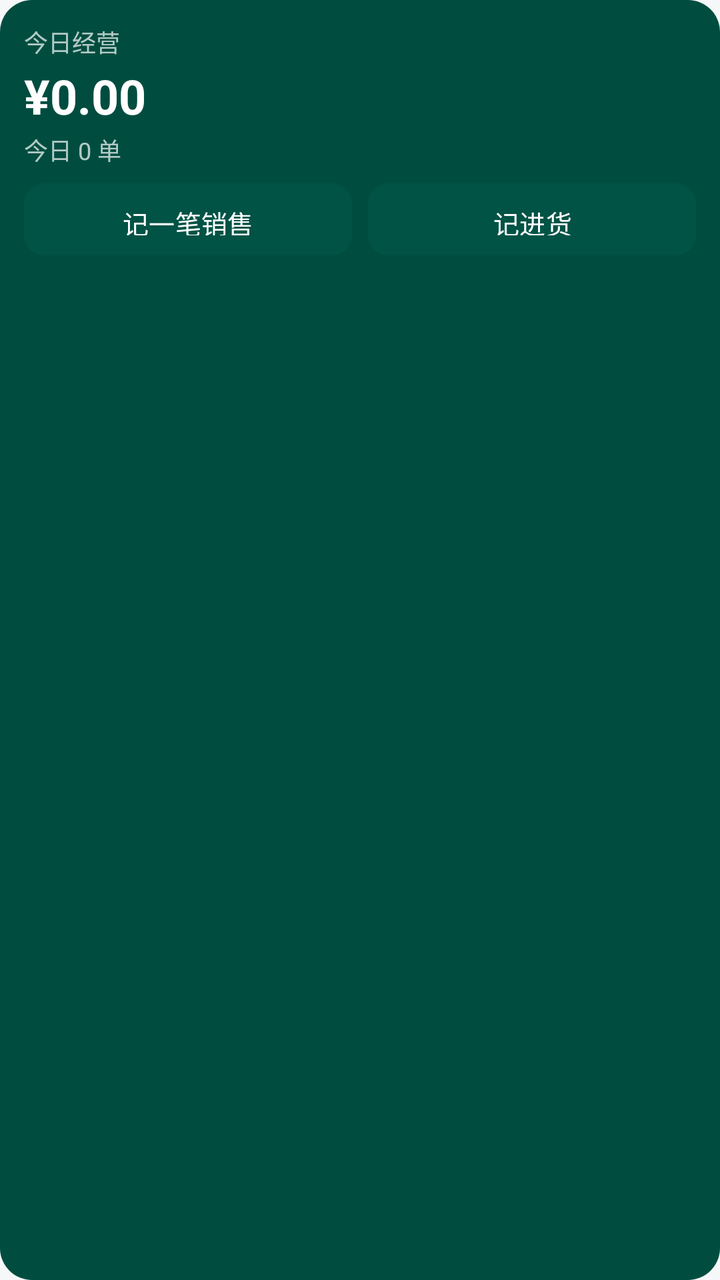
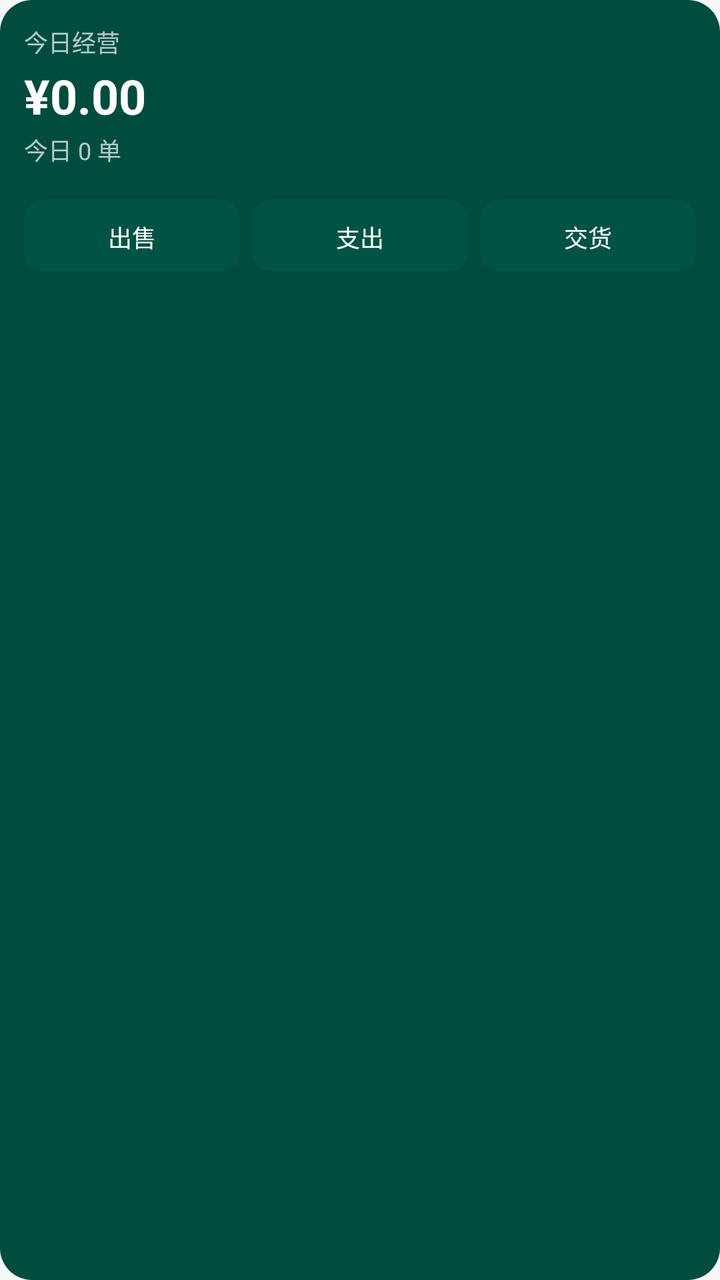

Screens rendered from an Android XML layout before and after an edit, with the pre-edit source and the edit as a unified diff.
<!-- AndroidManifest.xml: application theme Theme.Accounting -->
<!-- res/layout/widget_today.xml -->
<?xml version="1.0" encoding="utf-8"?>
<LinearLayout xmlns:android="http://schemas.android.com/apk/res/android"
    android:layout_width="match_parent"
    android:layout_height="match_parent"
    android:orientation="vertical"
    android:background="@drawable/widget_bg"
    android:padding="12dp">

    <TextView
        android:layout_width="wrap_content"
        android:layout_height="wrap_content"
        android:text="@string/widget_today_label"
        android:textColor="#B3FFFFFF"
        android:textSize="12sp" />

    <TextView
        android:id="@+id/widget_sales_total"
        android:layout_width="wrap_content"
        android:layout_height="wrap_content"
        android:layout_marginTop="2dp"
        android:text="¥0.00"
        android:textColor="#FFFFFF"
        android:textSize="24sp"
        android:textStyle="bold" />

    <TextView
        android:id="@+id/widget_sale_count"
        android:layout_width="wrap_content"
        android:layout_height="wrap_content"
        android:layout_marginTop="2dp"
        android:text="@string/widget_zero_count"
        android:textColor="#B3FFFFFF"
        android:textSize="12sp" />

    <LinearLayout
        android:layout_width="match_parent"
        android:layout_height="wrap_content"
        android:layout_marginTop="8dp"
        android:orientation="horizontal">

        <Button
            android:id="@+id/widget_btn_sale"
            android:layout_width="0dp"
            android:layout_height="36dp"
            android:layout_weight="1"
            android:layout_marginEnd="4dp"
            android:background="@drawable/widget_btn"
            android:text="@string/btn_record_sale"
            android:textColor="#FFFFFF"
            android:textSize="13sp" />

        <Button
            android:id="@+id/widget_btn_purchase"
            android:layout_width="0dp"
            android:layout_height="36dp"
            android:layout_weight="1"
            android:layout_marginStart="4dp"
            android:background="@drawable/widget_btn"
            android:text="@string/btn_record_purchase"
            android:textColor="#FFFFFF"
            android:textSize="13sp" />
    </LinearLayout>
</LinearLayout>
<!-- resources referenced by this layout -->
<resources>
  <!-- drawable widget_bg (drawable) -->
  <?xml version="1.0" encoding="utf-8"?>
  <shape xmlns:android="http://schemas.android.com/apk/res/android"
      android:shape="rectangle">
      <solid android:color="@color/brand_primary_dark" />
      <corners android:radius="16dp" />
  </shape>
  <!-- drawable widget_btn (drawable) -->
  <?xml version="1.0" encoding="utf-8"?>
  <shape xmlns:android="http://schemas.android.com/apk/res/android"
      android:shape="rectangle">
      <solid android:color="#33FFFFFF" />
      <corners android:radius="10dp" />
  </shape>
  <string name="btn_record_purchase">记进货</string>
  <string name="btn_record_sale">记一笔销售</string>
  <string name="widget_today_label">今日经营</string>
  <string name="widget_zero_count">今日 0 单</string>
  <style name="Theme.Accounting" parent="Theme.Material3.DayNight.NoActionBar">
          <item name="colorPrimary">@color/brand_primary</item>
          <item name="colorOnPrimary">#FFFFFF</item>
          <item name="colorPrimaryContainer">@color/brand_primary_light</item>
          <item name="android:colorBackground">@color/bg_page</item>
          <item name="android:statusBarColor">@color/brand_primary_dark</item>
      </style>
  <color name="brand_primary_dark">#004D40</color>
  <color name="brand_primary">#00695C</color>
  <color name="brand_primary_light">#B2DFDB</color>
  <color name="bg_page">#F6F7F8</color>
</resources>

<!-- the commit's change to res/layout/widget_today.xml (unified diff, before → after) -->
@@ -38,26 +38,45 @@
         android:layout_marginTop="8dp"
         android:orientation="horizontal">
 
-        <Button
-            android:id="@+id/widget_btn_sale"
-            android:layout_width="0dp"
-            android:layout_height="36dp"
-            android:layout_weight="1"
-            android:layout_marginEnd="4dp"
-            android:background="@drawable/widget_btn"
-            android:text="@string/btn_record_sale"
-            android:textColor="#FFFFFF"
-            android:textSize="13sp" />
+        <LinearLayout
+            android:layout_width="match_parent"
+            android:layout_height="wrap_content"
+            android:layout_marginTop="8dp"
+            android:orientation="horizontal">
 
-        <Button
-            android:id="@+id/widget_btn_purchase"
-            android:layout_width="0dp"
-            android:layout_height="36dp"
-            android:layout_weight="1"
-            android:layout_marginStart="4dp"
-            android:background="@drawable/widget_btn"
-            android:text="@string/btn_record_purchase"
-            android:textColor="#FFFFFF"
-            android:textSize="13sp" />
+            <Button
+                android:id="@+id/widget_btn_sale"
+                android:layout_width="0dp"
+                android:layout_height="36dp"
+                android:layout_weight="1"
+                android:layout_marginEnd="3dp"
+                android:background="@drawable/widget_btn"
+                android:text="@string/widget_btn_sale"
+                android:textColor="#FFFFFF"
+                android:textSize="12sp" />
+
+            <Button
+                android:id="@+id/widget_btn_expense"
+                android:layout_width="0dp"
+                android:layout_height="36dp"
+                android:layout_weight="1"
+                android:layout_marginStart="3dp"
+                android:layout_marginEnd="3dp"
+                android:background="@drawable/widget_btn"
+                android:text="@string/widget_btn_expense"
+                android:textColor="#FFFFFF"
+                android:textSize="12sp" />
+
+            <Button
+                android:id="@+id/widget_btn_deliver"
+                android:layout_width="0dp"
+                android:layout_height="36dp"
+                android:layout_weight="1"
+                android:layout_marginStart="3dp"
+                android:background="@drawable/widget_btn"
+                android:text="@string/widget_btn_deliver"
+                android:textColor="#FFFFFF"
+                android:textSize="12sp" />
+        </LinearLayout>
     </LinearLayout>
 </LinearLayout>
<!-- resource entries referenced after the edit -->
@@ -14,8 +14,9 @@
       <solid android:color="#33FFFFFF" />
       <corners android:radius="10dp" />
   </shape>
-  <string name="btn_record_purchase">记进货</string>
-  <string name="btn_record_sale">记一笔销售</string>
+  <string name="widget_btn_deliver">交货</string>
+  <string name="widget_btn_expense">支出</string>
+  <string name="widget_btn_sale">出售</string>
   <string name="widget_today_label">今日经营</string>
   <string name="widget_zero_count">今日 0 单</string>
   <style name="Theme.Accounting" parent="Theme.Material3.DayNight.NoActionBar">
